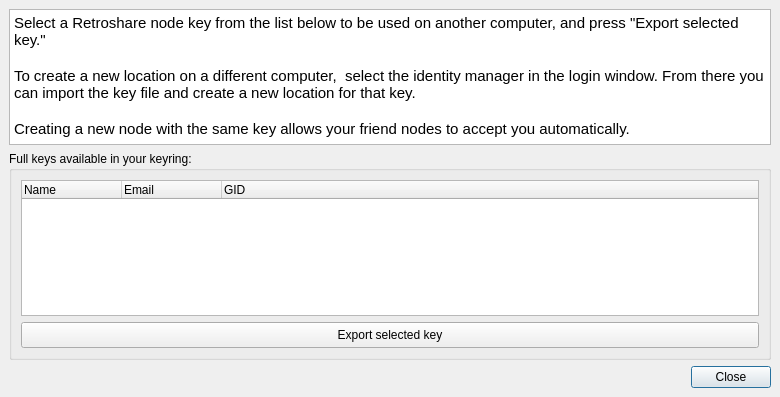
The window that retroshare-gui/src/gui/profile/ProfileManager.ui (RetroShare/RetroShare) describes before a commit, drawn with Qt 5.
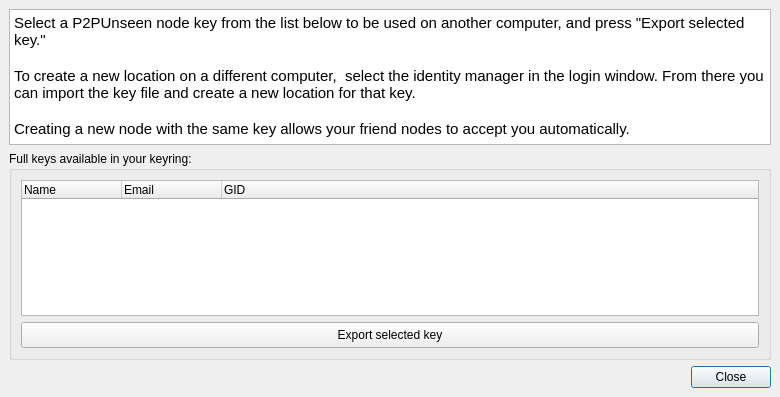
The same window after the commit. Icons and pictures are not drawn. Custom widgets are drawn as their Qt base class.

Commit message: replace P2PUnseen text in .ui file

Patch:
```diff
--- a/retroshare-gui/src/gui/profile/ProfileManager.ui
+++ b/retroshare-gui/src/gui/profile/ProfileManager.ui
@@ -64,7 +64,7 @@
 &lt;html&gt;&lt;head&gt;&lt;meta name=&quot;qrichtext&quot; content=&quot;1&quot; /&gt;&lt;style type=&quot;text/css&quot;&gt;
 p, li { white-space: pre-wrap; }
 &lt;/style&gt;&lt;/head&gt;&lt;body style=&quot; font-family:'Ubuntu'; font-size:11pt; font-weight:400; font-style:normal;&quot;&gt;
-&lt;p style=&quot; margin-top:0px; margin-bottom:0px; margin-left:0px; margin-right:0px; -qt-block-indent:0; text-indent:0px;&quot;&gt;Select a Retroshare node key from the list below to be used on another computer, and press &amp;quot;Export selected key.&amp;quot;&lt;/p&gt;
+&lt;p style=&quot; margin-top:0px; margin-bottom:0px; margin-left:0px; margin-right:0px; -qt-block-indent:0; text-indent:0px;&quot;&gt;Select a P2PUnseen node key from the list below to be used on another computer, and press &amp;quot;Export selected key.&amp;quot;&lt;/p&gt;
 &lt;p style=&quot;-qt-paragraph-type:empty; margin-top:0px; margin-bottom:0px; margin-left:0px; margin-right:0px; -qt-block-indent:0; text-indent:0px;&quot;&gt;&lt;br /&gt;&lt;/p&gt;
 &lt;p style=&quot; margin-top:0px; margin-bottom:0px; margin-left:0px; margin-right:0px; -qt-block-indent:0; text-indent:0px;&quot;&gt;To create a new location on a different computer,  select the identity manager in the login window. From there you can import the key file and create a new location for that key. &lt;/p&gt;
 &lt;p style=&quot;-qt-paragraph-type:empty; margin-top:0px; margin-bottom:0px; margin-left:0px; margin-right:0px; -qt-block-indent:0; text-indent:0px;&quot;&gt;&lt;br /&gt;&lt;/p&gt;
```
The commit also changes 33 other files.
